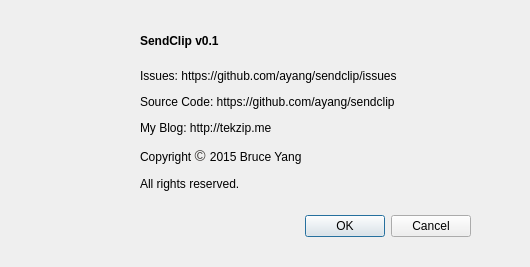
This is aboutdialog.ui in ayang/sendclip as Qt 5 draws it before an edit. The edited form follows.
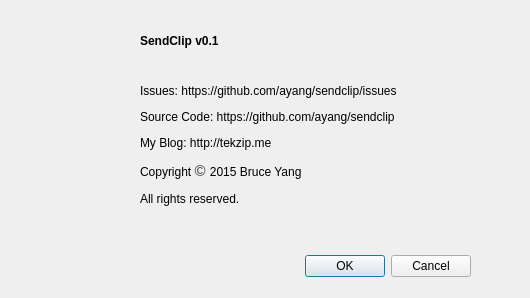
This is the edited form. Icons and pictures are not drawn.

Commit message: fix about dialog size

The edit to the form file:
```diff
--- a/aboutdialog.ui
+++ b/aboutdialog.ui
@@ -7,7 +7,7 @@
     <x>0</x>
     <y>0</y>
     <width>530</width>
-    <height>267</height>
+    <height>298</height>
    </rect>
   </property>
   <property name="windowTitle">
@@ -17,7 +17,7 @@
    <property name="geometry">
     <rect>
      <x>130</x>
-     <y>210</y>
+     <y>250</y>
      <width>341</width>
      <height>32</height>
     </rect>
@@ -70,7 +70,7 @@
      <x>140</x>
      <y>60</y>
      <width>341</width>
-     <height>141</height>
+     <height>171</height>
     </rect>
    </property>
    <property name="text">
```
